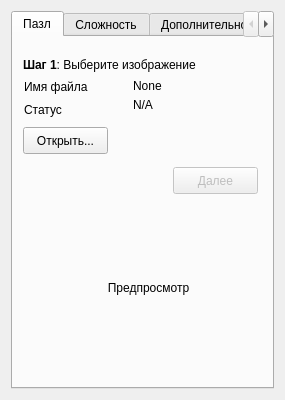
antuan1996/univer-2year-, file 2(4)term/qt/puzzle/control.ui: the form before one commit.
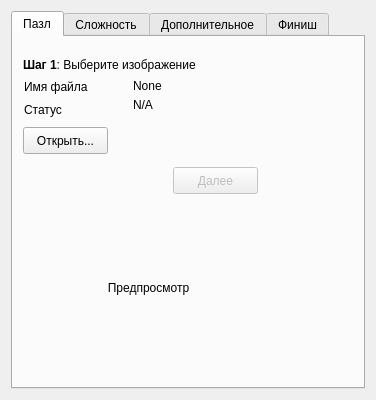
The form after the commit. The open tabs and pages were chosen to show the change.

What changed in the file:
```diff
--- a/2(4)term/qt/puzzle/control.ui
+++ b/2(4)term/qt/puzzle/control.ui
@@ -6,7 +6,7 @@
    <rect>
     <x>0</x>
     <y>0</y>
-    <width>285</width>
+    <width>376</width>
     <height>400</height>
    </rect>
   </property>
```
Left out of the diff: 2 changed lines with no effect on the pictures.
